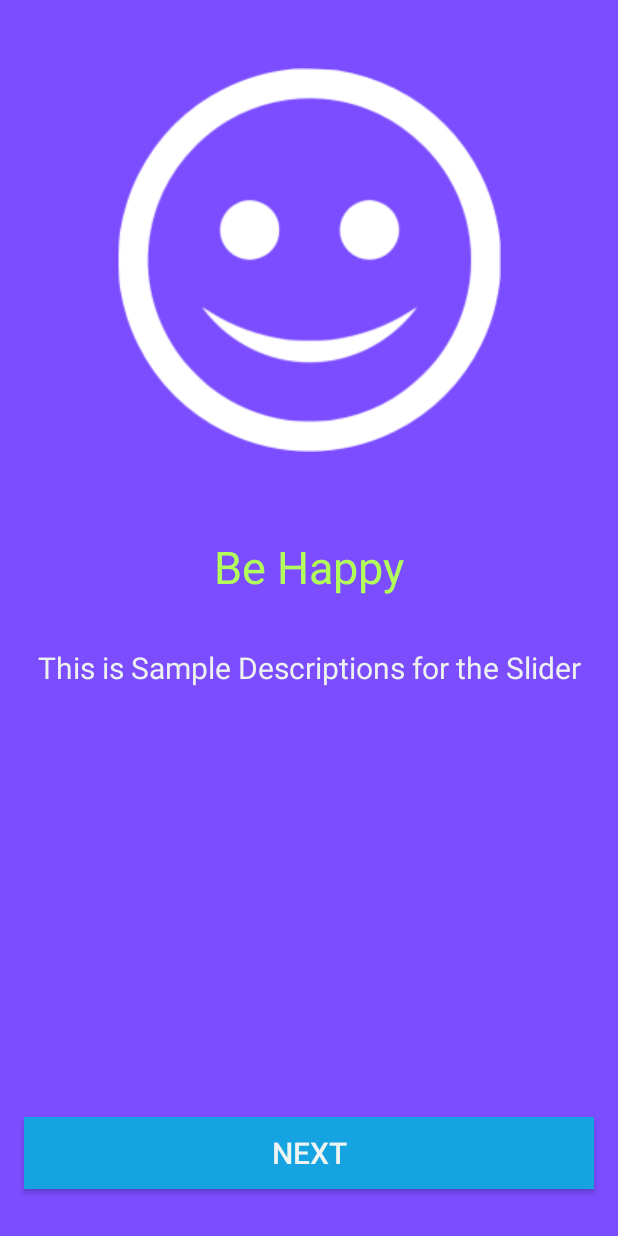
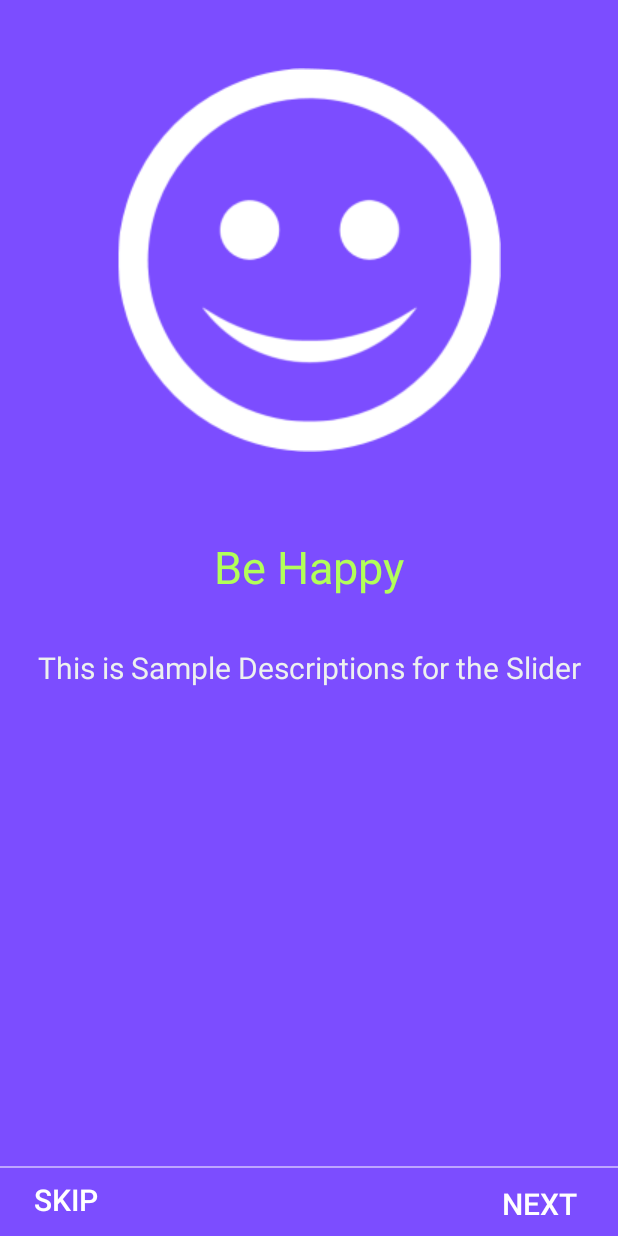
Before and after one commit to LINDVIOR18/TA_IR, an Android app: the screen it shows after launch (Slider), on a phone screen of 412 x 824 dp. Run offline under Robolectric (Android 15) with nearby library versions, the phone set to English and light mode, and no system bars; Roboto replaces fonts that are not available here.

Commit message:
Change next button

```diff
--- a/app/src/main/res/layout/activity_slider.xml
+++ b/app/src/main/res/layout/activity_slider.xml
@@ -4,7 +4,9 @@
     xmlns:tools="http://schemas.android.com/tools"
     android:layout_width="match_parent"
     android:layout_height="match_parent"
-    tools:context=".Slider">
+    tools:context=".Slider"
+    android:background="@android:color/darker_gray">
+
 
     <androidx.viewpager.widget.ViewPager
         android:id="@+id/pager"
@@ -12,24 +14,47 @@
         android:layout_height="match_parent"
         app:layout_constraintBottom_toBottomOf="parent"
         app:layout_constraintEnd_toEndOf="parent"
+        app:layout_constraintHorizontal_bias="0.0"
         app:layout_constraintStart_toStartOf="parent"
-    app:layout_constraintTop_toTopOf="parent" />
+        app:layout_constraintTop_toTopOf="parent"
+        app:layout_constraintVertical_bias="0.0" />
+
+    <LinearLayout
+        android:layout_width="match_parent"
+        android:layout_height="30dp"
+        app:layout_constraintBottom_toBottomOf="parent"
+        android:layout_marginBottom="20dp"
+        android:gravity="center"
+        android:orientation="horizontal" />
+
+    <View
+        android:layout_width="match_parent"
+        android:layout_height="1dp"
+        android:alpha=".5"
+        app:layout_constraintBottom_toBottomOf="parent"
+        android:layout_marginBottom="45dp"
+        android:background="@android:color/white"/>
 
     <Button
         android:id="@+id/nextBtn"
+        android:layout_width="105dp"
+        android:layout_height="43dp"
+        android:background="@null"
+        android:text="Next"
+        android:textColor="@android:color/white"
+        android:textSize="20sp"
+        app:layout_constraintBottom_toBottomOf="parent"
+        app:layout_constraintEnd_toEndOf="parent" />
+
+    <Button
+        android:id="@+id/btn_skip"
         android:layout_width="0dp"
         android:layout_height="wrap_content"
-        android:layout_marginStart="16dp"
-        android:layout_marginEnd="16dp"
-        android:background="#16A3E2"
-        android:text="Next"
-        android:textColor="#EFF5F2"
+        android:background="@null"
+        android:text="Skip"
+        android:textColor="@android:color/white"
         android:textSize="20sp"
         app:layout_constraintBottom_toBottomOf="parent"
-        app:layout_constraintEnd_toEndOf="parent"
-        app:layout_constraintHorizontal_bias="0.544"
-        app:layout_constraintStart_toStartOf="parent"
-        app:layout_constraintTop_toTopOf="parent"
-        app:layout_constraintVertical_bias="0.96" />
+        app:layout_constraintLeft_toLeftOf="parent" />
 
 </androidx.constraintlayout.widget.ConstraintLayout>
```
Lines whose indentation alone changed are shown as unchanged.
